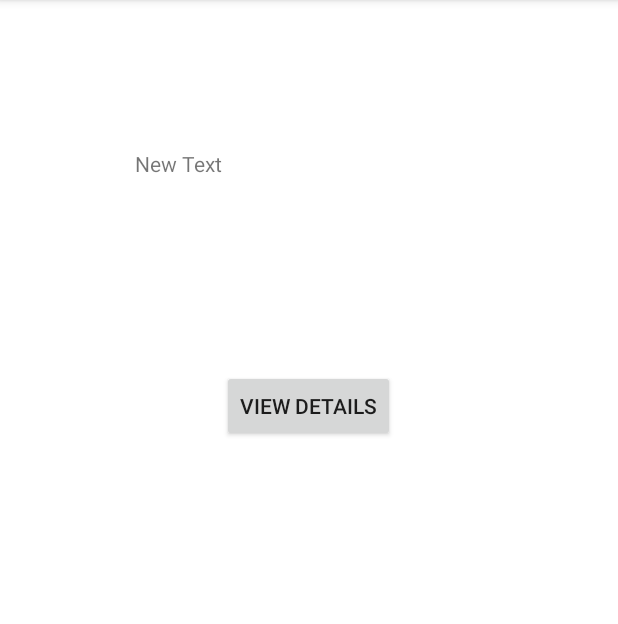
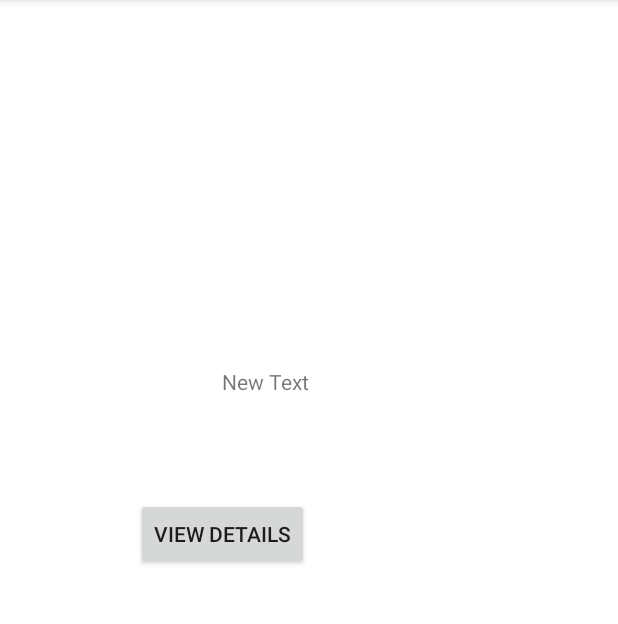
Before and after one commit to tinkhamgreg/uSafeNH, an Android app: the layout activity_test.xml on its own in the app's theme, with its tools: preview values and no code run, on a phone screen of 412 x 824 dp, the part 84-708 px from its top. Run offline under Robolectric (Android 15) with nearby library versions, the phone set to English and light mode, and no system bars.

Commit message:
update test activity

```diff
--- a/app/src/main/res/layout/activity_test.xml
+++ b/app/src/main/res/layout/activity_test.xml
@@ -19,21 +19,17 @@
         android:layout_width="wrap_content"
         android:layout_height="wrap_content"
         android:id="@+id/selected_info_text"
-        android:layout_alignRight="@+id/details_button"
-        android:layout_alignEnd="@+id/details_button"
-        android:layout_alignTop="@+id/details_button"
-        android:layout_alignParentLeft="true"
-        android:layout_alignParentStart="true"
-        android:layout_alignBottom="@+id/details_button" />
+        android:layout_below="@+id/textView"
+        android:layout_centerHorizontal="true" />
 
     <Button
         android:layout_width="wrap_content"
         android:layout_height="wrap_content"
         android:id="@+id/details_button"
         android:text="@string/details_button"
-        android:layout_below="@+id/textView"
-        android:layout_centerHorizontal="true"
-        android:layout_marginTop="128dp" />
+        android:layout_centerVertical="true"
+        android:layout_alignRight="@+id/selected_info_text"
+        android:layout_alignEnd="@+id/selected_info_text" />
 
     <TextView
         android:layout_width="wrap_content"
@@ -41,10 +37,10 @@
         android:text="New Text"
         android:id="@+id/textView"
         android:layout_gravity="right"
-        android:layout_alignParentTop="true"
-        android:layout_toLeftOf="@+id/details_button"
-        android:layout_toStartOf="@+id/details_button"
-        android:layout_marginTop="155dp" />
+        android:layout_above="@+id/details_button"
+        android:layout_toLeftOf="@+id/selected_info_text"
+        android:layout_toStartOf="@+id/selected_info_text"
+        android:layout_marginBottom="68dp" />
 </RelativeLayout>
 
 <include
```
